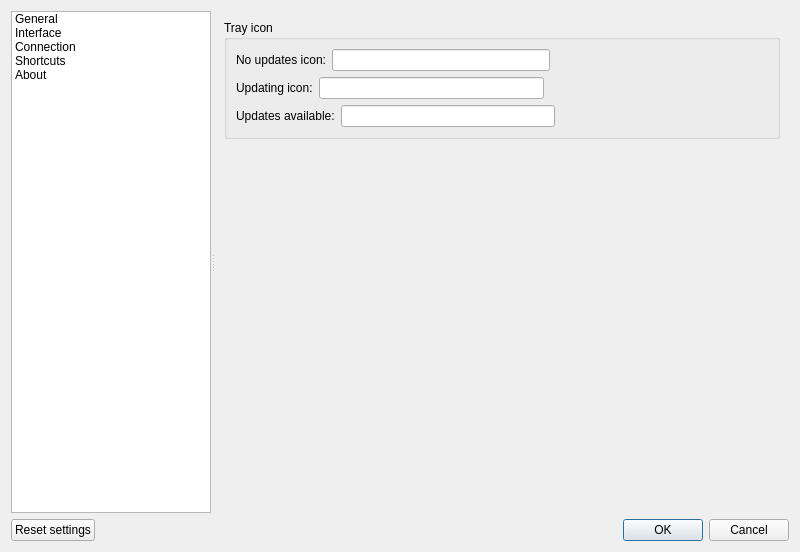
Qt form src/settingsdialog.ui (Shatur/orson) before a commit.
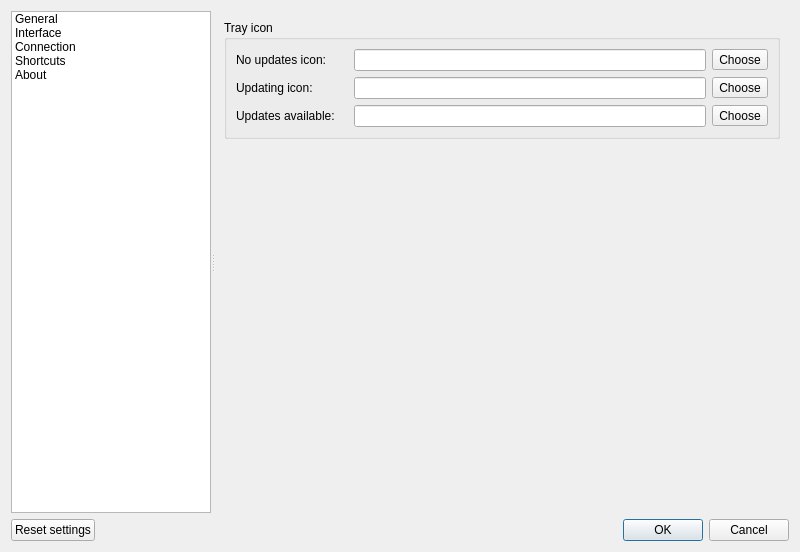
The same form after that commit. The open tabs and pages were chosen to show the change. Icons and pictures are not drawn.

Commit message: Improve tray icon settings

What changed in the file:
```diff
--- a/src/settingsdialog.ui
+++ b/src/settingsdialog.ui
@@ -193,87 +193,87 @@
           <property name="title">
            <string>Tray icon</string>
           </property>
-          <layout class="QVBoxLayout" name="verticalLayout_8">
-           <item>
-            <layout class="QHBoxLayout" name="noUpdatesIconLayout">
-             <item>
+          <layout class="QGridLayout" name="gridLayout_2">
+           <item row="0" column="3">
+            <widget class="QLineEdit" name="noUpdatesIconEdit"/>
+           </item>
+           <item row="4" column="3">
+            <widget class="QLineEdit" name="updatesAvailableIconEdit"/>
+           </item>
+           <item row="4" column="0">
+            <widget class="QLabel" name="updatesAvailableIconLabel">
+             <property name="text">
+              <string>Updates available:</string>
+             </property>
+            </widget>
+           </item>
+           <item row="0" column="0">
               <widget class="QLabel" name="noUpdatesIconLabel">
                <property name="text">
                 <string>No updates icon:</string>
                </property>
               </widget>
              </item>
-             <item>
-              <widget class="QLineEdit" name="noUpdatesIconEdit"/>
-             </item>
-             <item>
-              <spacer name="noUpdatesIconSpacer">
-               <property name="orientation">
-                <enum>Qt::Horizontal</enum>
-               </property>
-               <property name="sizeHint" stdset="0">
-                <size>
-                 <width>40</width>
-                 <height>20</height>
-                </size>
-               </property>
-              </spacer>
-             </item>
-            </layout>
+           <item row="3" column="3">
+            <widget class="QLineEdit" name="updatingIconEdit"/>
+           </item>
+           <item row="4" column="5">
+            <widget class="QToolButton" name="updatesAvailableIconButton">
+             <property name="text">
+              <string>Choose</string>
+             </property>
+             <property name="icon">
+              <iconset theme="folder"/>
+             </property>
+            </widget>
+           </item>
+           <item row="0" column="5">
+            <widget class="QToolButton" name="noUpdatesIconButton">
+             <property name="text">
+              <string>Choose</string>
+             </property>
+             <property name="icon">
+              <iconset theme="folder"/>
+             </property>
+            </widget>
            </item>
-           <item>
-            <layout class="QHBoxLayout" name="updatingIconLayout">
-             <item>
+           <item row="3" column="0">
               <widget class="QLabel" name="updatingIconLabel">
                <property name="text">
                 <string>Updating icon:</string>
                </property>
               </widget>
              </item>
-             <item>
-              <widget class="QLineEdit" name="updatingIconEdit"/>
-             </item>
-             <item>
-              <spacer name="updatingIconSpacer">
-               <property name="orientation">
-                <enum>Qt::Horizontal</enum>
-               </property>
-               <property name="sizeHint" stdset="0">
-                <size>
-                 <width>40</width>
-                 <height>20</height>
-                </size>
-               </property>
-              </spacer>
-             </item>
-            </layout>
-           </item>
-           <item>
-            <layout class="QHBoxLayout" name="updatesAvailableIconLayout">
-             <item>
-              <widget class="QLabel" name="updatesAvailableIconLabel">
+           <item row="3" column="5">
+            <widget class="QToolButton" name="updatingIconEditButton">
+             <property name="text">
+              <string>Choose</string>
+             </property>
+             <property name="icon">
+              <iconset theme="folder"/>
+             </property>
+            </widget>
+           </item>
+           <item row="0" column="2">
+            <widget class="QLabel" name="noUpdatesIconPreviewLabel">
                <property name="text">
-                <string>Updates available:</string>
+              <string/>
                </property>
               </widget>
              </item>
-             <item>
-              <widget class="QLineEdit" name="updatesAvailableIconEdit"/>
-             </item>
-             <item>
-              <spacer name="updatesAvailableIconSpacer">
-               <property name="orientation">
-                <enum>Qt::Horizontal</enum>
-               </property>
-               <property name="sizeHint" stdset="0">
-                <size>
-                 <width>40</width>
-                 <height>20</height>
-                </size>
-               </property>
-              </spacer>
-             </item>
-            </layout>
+           <item row="4" column="2">
+            <widget class="QLabel" name="updatesAvailableIconPreviewLabel">
+             <property name="text">
+              <string/>
+             </property>
+            </widget>
+           </item>
+           <item row="3" column="2">
+            <widget class="QLabel" name="updatingIconPreviewLabel">
+             <property name="text">
+              <string/>
+             </property>
+            </widget>
            </item>
           </layout>
          </widget>
```
Lines whose indentation alone changed are shown as unchanged. The commit also changes 2 other files.
